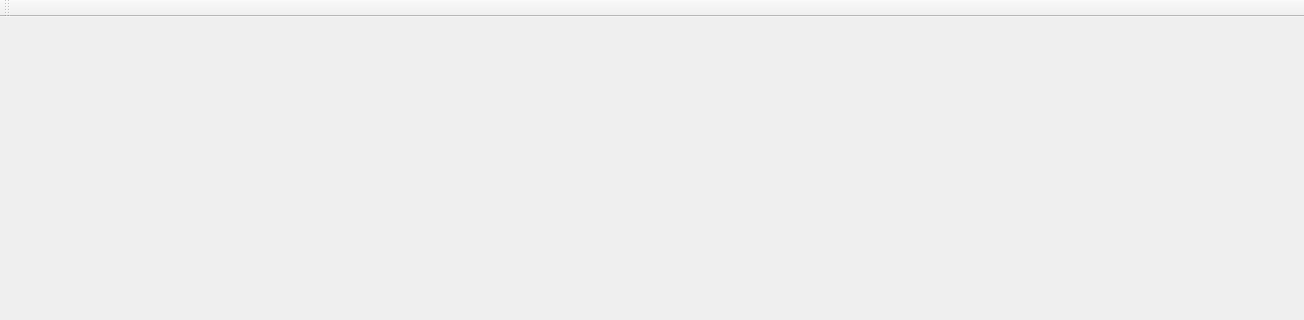
This is triangletransform.ui in cloudending/TriangleTranform as Qt 5 draws it before an edit; both pictures show x 0 to 1304 and y 0 to 320 of the 1304 by 725 pixel window. The edited form follows.
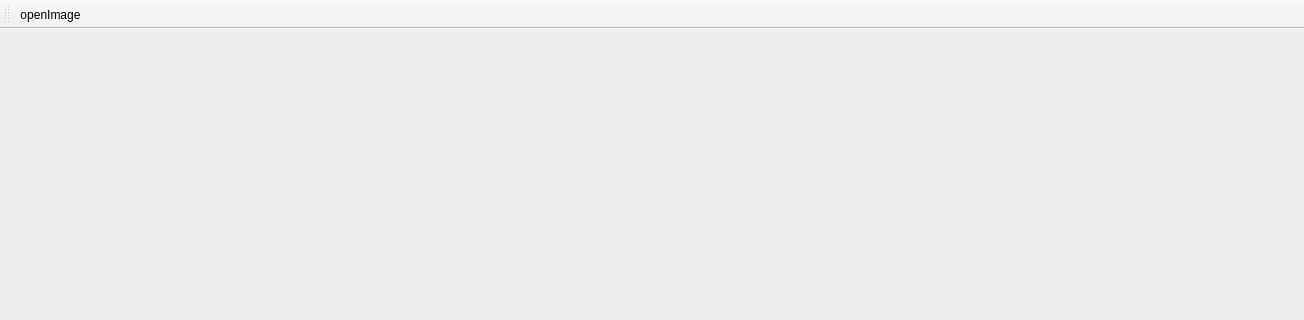
This is the edited form.

The edit to the form file:
```diff
--- a/triangletransform.ui
+++ b/triangletransform.ui
@@ -37,7 +37,13 @@
    <attribute name="toolBarBreak">
     <bool>false</bool>
    </attribute>
+   <addaction name="actionOpenImage"/>
   </widget>
+  <action name="actionOpenImage">
+   <property name="text">
+    <string>openImage</string>
+   </property>
+  </action>
  </widget>
  <layoutdefault spacing="6" margin="11"/>
  <resources>
```
